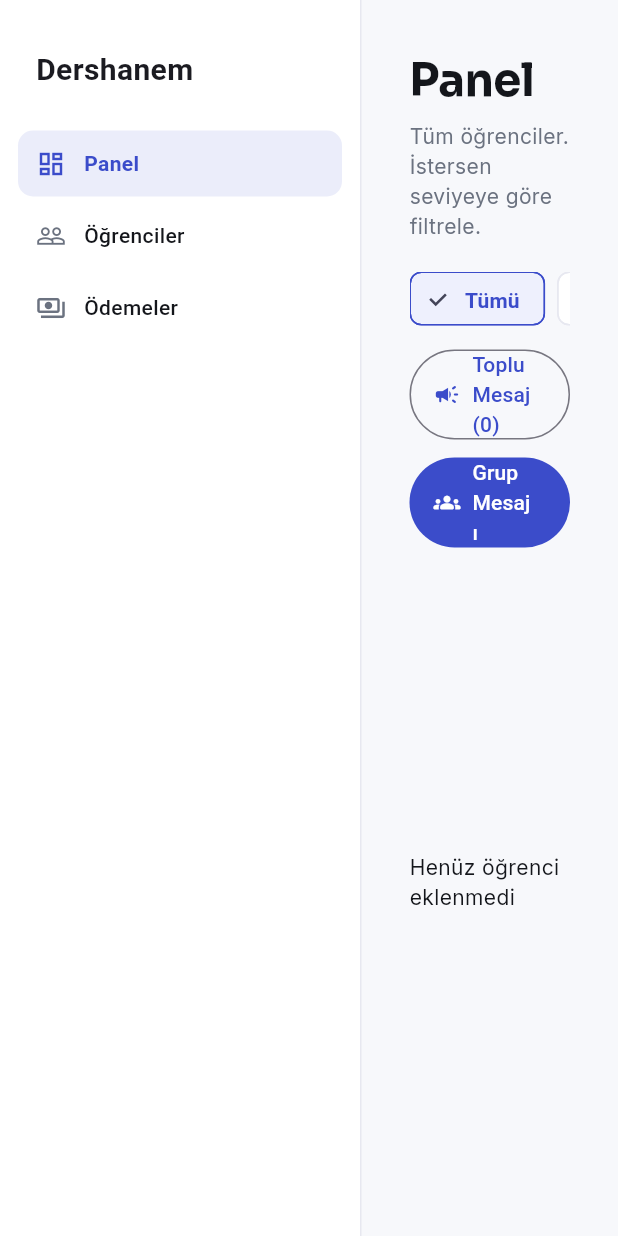
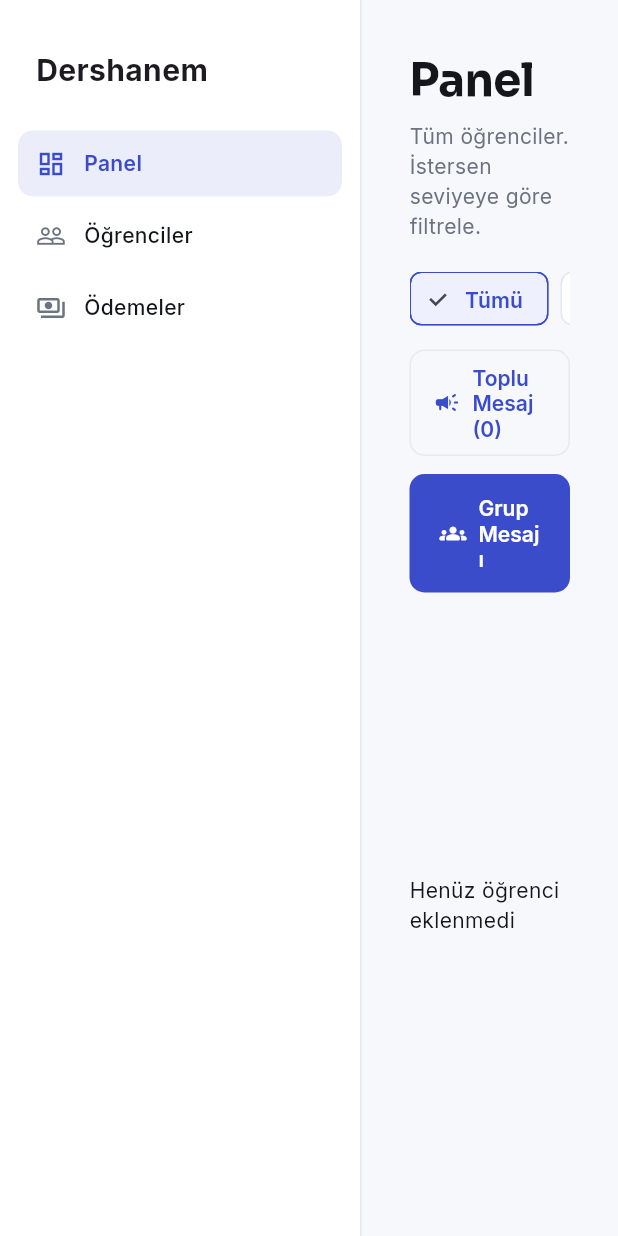
Before and after one commit to sinaelahi/classroomapp, a Flutter app: the screen it shows after launch, on a phone screen of 412 x 824 dp. Run offline on Flutter 3.47's test engine with Material 3 defaults, Android fonts, the phone set to English and light mode, and no system bars; our stand-ins replace drift, drift_flutter, equatable, flutter_bloc, fpdart, get_it and 2 more; missing offline and left inert: window_manager; accounts and stored records are empty; generated files the repository leaves out were written again.

Commit message:
theme updated for new ui

```diff
--- a/lib/core/theme/app_theme.dart
+++ b/lib/core/theme/app_theme.dart
@@ -1,29 +1,64 @@
 import 'package:flutter/material.dart';
+import 'package:google_fonts/google_fonts.dart';
 import '../constants/app_colors.dart';
 
 class AppTheme {
   static ThemeData get light {
-    return ThemeData(
+    final base = ThemeData(
       useMaterial3: true,
-      scaffoldBackgroundColor: AppColors.background,
+      scaffoldBackgroundColor: AppColors.paper,
       colorScheme: ColorScheme.fromSeed(
-        seedColor: AppColors.primary,
-        primary: AppColors.primary,
+        seedColor: AppColors.indigo,
+        primary: AppColors.indigo,
+        secondary: AppColors.amber,
       ),
-      fontFamily: 'Roboto',
-      appBarTheme: const AppBarTheme(
+      textTheme: GoogleFonts.interTextTheme(),
+      appBarTheme: AppBarTheme(
         backgroundColor: AppColors.surface,
-        foregroundColor: AppColors.textPrimary,
+        foregroundColor: AppColors.ink,
         elevation: 0,
-      ),
-      cardTheme: CardThemeData(
-        color: AppColors.surface,
-        elevation: 0,
-        shape: RoundedRectangleBorder(
-          borderRadius: BorderRadius.circular(12),
-          side: const BorderSide(color: AppColors.border),
+        titleTextStyle: GoogleFonts.sora(
+          fontSize: 18,
+          fontWeight: FontWeight.w600,
+          color: AppColors.ink,
         ),
       ),
+      // Not: cardTheme kasıtlı olarak burada set edilmiyor (Flutter
+      // sürümüne göre CardTheme/CardThemeData tipi değişiyor). Kartlar
+      // Material 3 varsayılanını kullanıyor, shared/widgets/app_card.dart
+      // ek stil için ayrı bir sarmalayıcı sağlıyor.
+      filledButtonTheme: FilledButtonThemeData(
+        style: FilledButton.styleFrom(
+          backgroundColor: AppColors.indigo,
+          foregroundColor: Colors.white,
+          padding: const EdgeInsets.symmetric(horizontal: 20, vertical: 14),
+          shape: RoundedRectangleBorder(
+            borderRadius: BorderRadius.circular(10),
+          ),
+          textStyle: GoogleFonts.inter(fontWeight: FontWeight.w600),
+        ),
+      ),
+      outlinedButtonTheme: OutlinedButtonThemeData(
+        style: OutlinedButton.styleFrom(
+          foregroundColor: AppColors.indigo,
+          side: const BorderSide(color: AppColors.border),
+          padding: const EdgeInsets.symmetric(horizontal: 16, vertical: 10),
+          shape: RoundedRectangleBorder(
+            borderRadius: BorderRadius.circular(10),
+          ),
+          textStyle: GoogleFonts.inter(fontWeight: FontWeight.w600),
+        ),
+      ),
+      inputDecorationTheme: InputDecorationTheme(
+        filled: true,
+        fillColor: AppColors.paper,
+        border: OutlineInputBorder(
+          borderRadius: BorderRadius.circular(10),
+          borderSide: BorderSide.none,
+        ),
+        contentPadding: const EdgeInsets.symmetric(horizontal: 14, vertical: 14),
+      ),
     );
+    return base;
   }
 }
```
